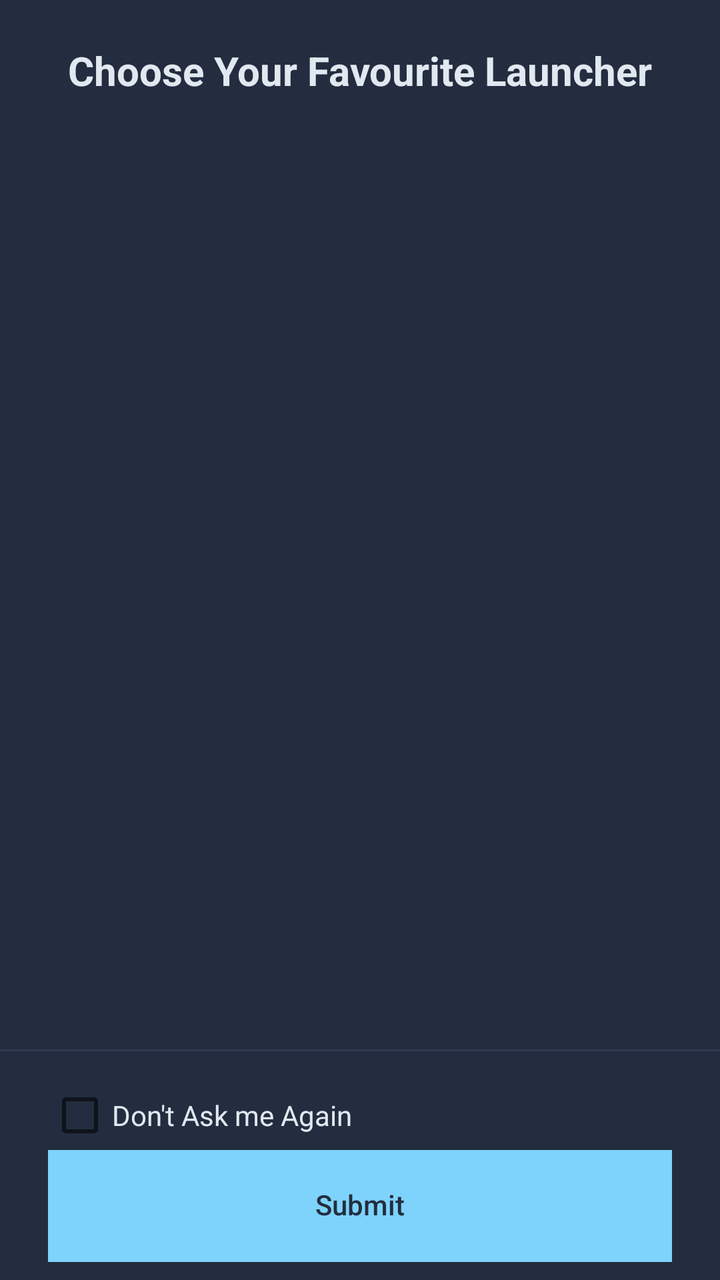
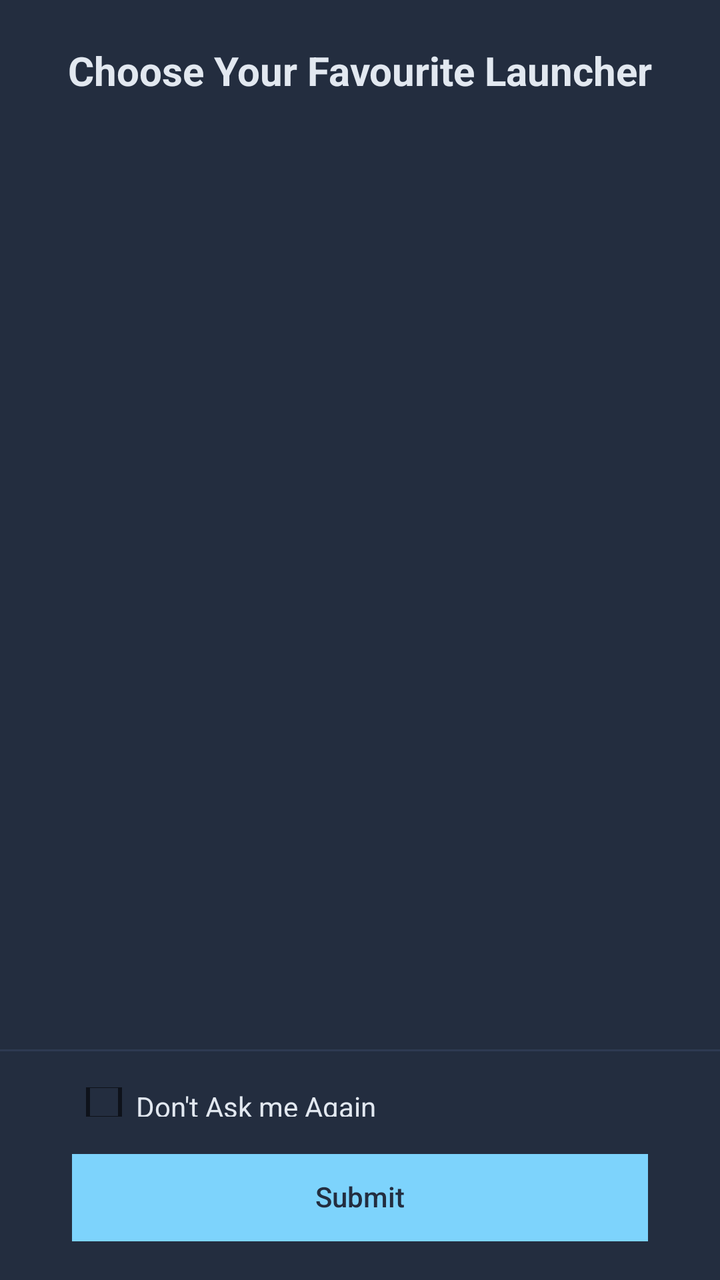

Before-and-after screenshots of an Android layout around one commit, followed by the original layout XML and the change that was made.
<!-- AndroidManifest.xml: activity theme Theme.NihalHome -->
<!-- res/layout/activity_choose_launcher.xml -->
<?xml version="1.0" encoding="utf-8"?>
<androidx.constraintlayout.widget.ConstraintLayout xmlns:android="http://schemas.android.com/apk/res/android"
    xmlns:app="http://schemas.android.com/apk/res-auto"
    android:layout_width="match_parent"
    android:layout_height="match_parent"
    android:background="@color/onboarding_background">

    <androidx.constraintlayout.widget.Guideline
        android:id="@+id/guidelineHeaderContent"
        android:layout_width="wrap_content"
        android:layout_height="wrap_content"
        android:orientation="horizontal"
        app:layout_constraintGuide_percent="0.11" />

    <androidx.constraintlayout.widget.Guideline
        android:id="@+id/guidelineContentFooter"
        android:layout_width="wrap_content"
        android:layout_height="wrap_content"
        android:orientation="horizontal"
        app:layout_constraintGuide_percent="0.82" />

    <androidx.constraintlayout.widget.ConstraintLayout
        android:id="@+id/headerSection"
        android:layout_width="0dp"
        android:layout_height="0dp"
        app:layout_constraintTop_toTopOf="parent"
        app:layout_constraintBottom_toTopOf="@id/guidelineHeaderContent"
        app:layout_constraintStart_toStartOf="parent"
        app:layout_constraintEnd_toEndOf="parent">

        <TextView
            android:id="@+id/textSheetTitle"
            android:layout_width="0dp"
            android:layout_height="wrap_content"
            android:gravity="center_horizontal"
            android:text="@string/choose_favourite_launcher_title"
            android:textColor="@color/onboarding_heading"
            android:textSize="20sp"
            android:textStyle="bold"
            app:layout_constraintTop_toTopOf="parent"
            app:layout_constraintBottom_toBottomOf="parent"
            app:layout_constraintStart_toStartOf="parent"
            app:layout_constraintEnd_toEndOf="parent" />

    </androidx.constraintlayout.widget.ConstraintLayout>

    <androidx.constraintlayout.widget.ConstraintLayout
        android:id="@+id/contentSection"
        android:layout_width="0dp"
        android:layout_height="0dp"
        app:layout_constraintTop_toBottomOf="@id/guidelineHeaderContent"
        app:layout_constraintBottom_toTopOf="@id/guidelineContentFooter"
        app:layout_constraintStart_toStartOf="parent"
        app:layout_constraintEnd_toEndOf="parent">

        <ScrollView
            android:layout_width="0dp"
            android:layout_height="0dp"
            app:layout_constraintTop_toTopOf="parent"
            app:layout_constraintBottom_toBottomOf="parent"
            app:layout_constraintStart_toStartOf="parent"
            app:layout_constraintEnd_toEndOf="parent">

            <LinearLayout
                android:id="@+id/launcherListContainer"
                android:layout_width="match_parent"
                android:layout_height="wrap_content"
                android:orientation="vertical"
                android:paddingStart="24dp"
                android:paddingEnd="24dp" />

        </ScrollView>

    </androidx.constraintlayout.widget.ConstraintLayout>

    <androidx.constraintlayout.widget.ConstraintLayout
        android:id="@+id/footerSection"
        android:layout_width="0dp"
        android:layout_height="0dp"
        app:layout_constraintTop_toBottomOf="@id/guidelineContentFooter"
        app:layout_constraintBottom_toBottomOf="parent"
        app:layout_constraintStart_toStartOf="parent"
        app:layout_constraintEnd_toEndOf="parent">

        <View
            android:id="@+id/dividerLine"
            android:layout_width="0dp"
            android:layout_height="1dp"
            android:background="@color/onboarding_button_unselected"
            app:layout_constraintTop_toTopOf="parent"
            app:layout_constraintStart_toStartOf="parent"
            app:layout_constraintEnd_toEndOf="parent" />

        <CheckBox
            android:id="@+id/checkboxDontAskAgain"
            android:layout_width="wrap_content"
            android:layout_height="wrap_content"
            android:layout_marginStart="24dp"
            android:layout_marginTop="16dp"
            android:text="@string/dont_ask_me_again"
            android:textColor="@color/onboarding_heading"
            app:layout_constraintTop_toBottomOf="@id/dividerLine"
            app:layout_constraintStart_toStartOf="parent" />

        <Button
            android:id="@+id/buttonSubmit"
            android:layout_width="0dp"
            android:layout_height="56dp"
            android:layout_marginStart="24dp"
            android:layout_marginEnd="24dp"
            android:layout_marginTop="16dp"
            android:layout_marginBottom="24dp"
            android:background="@color/onboarding_accent"
            android:enabled="false"
            android:text="@string/action_submit"
            android:textColor="@color/onboarding_button_text"
            android:textAllCaps="false"
            android:includeFontPadding="false"
            android:elevation="0dp"
            app:layout_constraintTop_toBottomOf="@id/checkboxDontAskAgain"
            app:layout_constraintBottom_toBottomOf="parent"
            app:layout_constraintStart_toStartOf="parent"
            app:layout_constraintEnd_toEndOf="parent" />

    </androidx.constraintlayout.widget.ConstraintLayout>

</androidx.constraintlayout.widget.ConstraintLayout>
<!-- resources referenced by this layout -->
<resources>
  <color name="onboarding_accent">#7DD3FC</color>
  <color name="onboarding_background">#232D3F</color>
  <color name="onboarding_button_text">#232D3F</color>
  <color name="onboarding_button_unselected">#2E3A52</color>
  <color name="onboarding_heading">#E2E8F0</color>
  <string name="action_submit">Submit</string>
  <string name="choose_favourite_launcher_title">Choose Your Favourite Launcher</string>
  <string name="dont_ask_me_again">Don\'t Ask me Again</string>
  <style name="Theme.NihalHome" parent="android:Theme.Material.Light.NoActionBar">
          <item name="android:windowBackground">@android:color/white</item>
          <item name="android:statusBarColor">@android:color/white</item>
          <item name="android:navigationBarColor">@android:color/white</item>
          <item name="android:windowLightStatusBar">true</item>
      </style>
</resources>

<!-- the commit's change to res/layout/activity_choose_launcher.xml (unified diff, before → after) -->
@@ -82,34 +82,82 @@
         app:layout_constraintStart_toStartOf="parent"
         app:layout_constraintEnd_toEndOf="parent">
 
+        <androidx.constraintlayout.widget.Guideline
+            android:id="@+id/guidelineFooterLeft"
+            android:layout_width="wrap_content"
+            android:layout_height="wrap_content"
+            android:orientation="vertical"
+            app:layout_constraintGuide_percent="0.10" />
+
+        <androidx.constraintlayout.widget.Guideline
+            android:id="@+id/guidelineFooterRight"
+            android:layout_width="wrap_content"
+            android:layout_height="wrap_content"
+            android:orientation="vertical"
+            app:layout_constraintGuide_percent="0.90" />
+
+        <androidx.constraintlayout.widget.Guideline
+            android:id="@+id/guidelineDividerBottom"
+            android:layout_width="wrap_content"
+            android:layout_height="wrap_content"
+            android:orientation="horizontal"
+            app:layout_constraintGuide_percent="0.008" />
+
+        <androidx.constraintlayout.widget.Guideline
+            android:id="@+id/guidelineCheckboxTop"
+            android:layout_width="wrap_content"
+            android:layout_height="wrap_content"
+            android:orientation="horizontal"
+            app:layout_constraintGuide_percent="0.164" />
+
+        <androidx.constraintlayout.widget.Guideline
+            android:id="@+id/guidelineCheckboxBottom"
+            android:layout_width="wrap_content"
+            android:layout_height="wrap_content"
+            android:orientation="horizontal"
+            app:layout_constraintGuide_percent="0.293" />
+
+        <androidx.constraintlayout.widget.Guideline
+            android:id="@+id/guidelineButtonTop"
+            android:layout_width="wrap_content"
+            android:layout_height="wrap_content"
+            android:orientation="horizontal"
+            app:layout_constraintGuide_percent="0.453" />
+
+        <androidx.constraintlayout.widget.Guideline
+            android:id="@+id/guidelineButtonBottom"
+            android:layout_width="wrap_content"
+            android:layout_height="wrap_content"
+            android:orientation="horizontal"
+            app:layout_constraintGuide_percent="0.833" />
+
         <View
             android:id="@+id/dividerLine"
             android:layout_width="0dp"
-            android:layout_height="1dp"
+            android:layout_height="0dp"
             android:background="@color/onboarding_button_unselected"
             app:layout_constraintTop_toTopOf="parent"
+            app:layout_constraintBottom_toTopOf="@id/guidelineDividerBottom"
             app:layout_constraintStart_toStartOf="parent"
             app:layout_constraintEnd_toEndOf="parent" />
 
         <CheckBox
             android:id="@+id/checkboxDontAskAgain"
-            android:layout_width="wrap_content"
-            android:layout_height="wrap_content"
-            android:layout_marginStart="24dp"
-            android:layout_marginTop="16dp"
+            android:layout_width="0dp"
+            android:layout_height="0dp"
             android:text="@string/dont_ask_me_again"
             android:textColor="@color/onboarding_heading"
-            app:layout_constraintTop_toBottomOf="@id/dividerLine"
-            app:layout_constraintStart_toStartOf="parent" />
+            android:gravity="center_vertical"
+            app:layout_constraintTop_toTopOf="@id/guidelineCheckboxTop"
+            app:layout_constraintBottom_toTopOf="@id/guidelineCheckboxBottom"
+            app:layout_constraintStart_toStartOf="@id/guidelineFooterLeft"
+            app:layout_constraintEnd_toEndOf="@id/guidelineFooterRight"
+            app:layout_constraintHeight_default="spread" />
 
         <Button
             android:id="@+id/buttonSubmit"
             android:layout_width="0dp"
-            android:layout_height="56dp"
-            android:layout_marginStart="24dp"
-            android:layout_marginEnd="24dp"
-            android:layout_marginTop="16dp"
-            android:layout_marginBottom="24dp"
+            android:layout_height="0dp"
             android:background="@color/onboarding_accent"
             android:enabled="false"
             android:text="@string/action_submit"
@@ -117,10 +165,11 @@
             android:textAllCaps="false"
             android:includeFontPadding="false"
             android:elevation="0dp"
-            app:layout_constraintTop_toBottomOf="@id/checkboxDontAskAgain"
-            app:layout_constraintBottom_toBottomOf="parent"
-            app:layout_constraintStart_toStartOf="parent"
-            app:layout_constraintEnd_toEndOf="parent" />
+            app:layout_constraintTop_toTopOf="@id/guidelineButtonTop"
+            app:layout_constraintBottom_toTopOf="@id/guidelineButtonBottom"
+            app:layout_constraintStart_toStartOf="@id/guidelineFooterLeft"
+            app:layout_constraintEnd_toEndOf="@id/guidelineFooterRight"
+            app:layout_constraintHeight_default="spread" />
 
     </androidx.constraintlayout.widget.ConstraintLayout>
 
